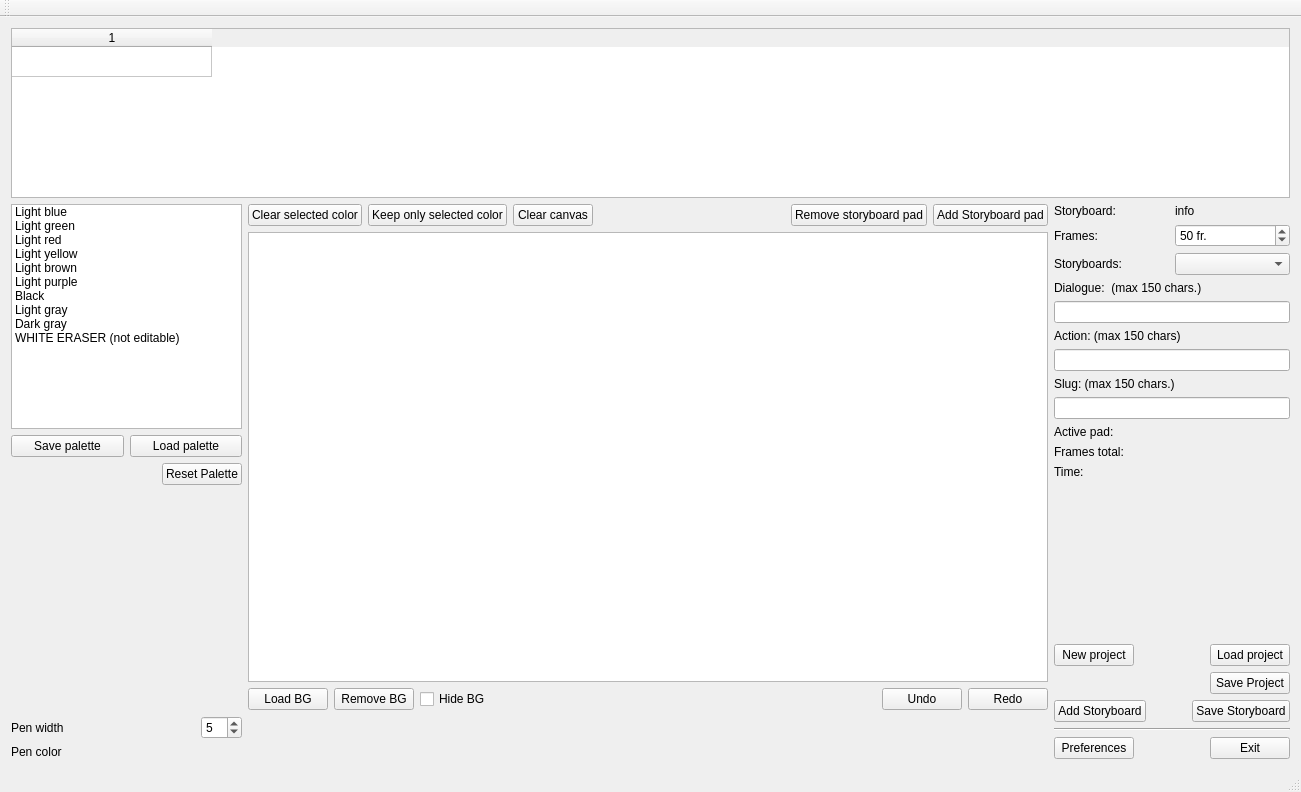
Qt form mainwindow.ui (davidlamhauge/dastoryboard) before a commit.
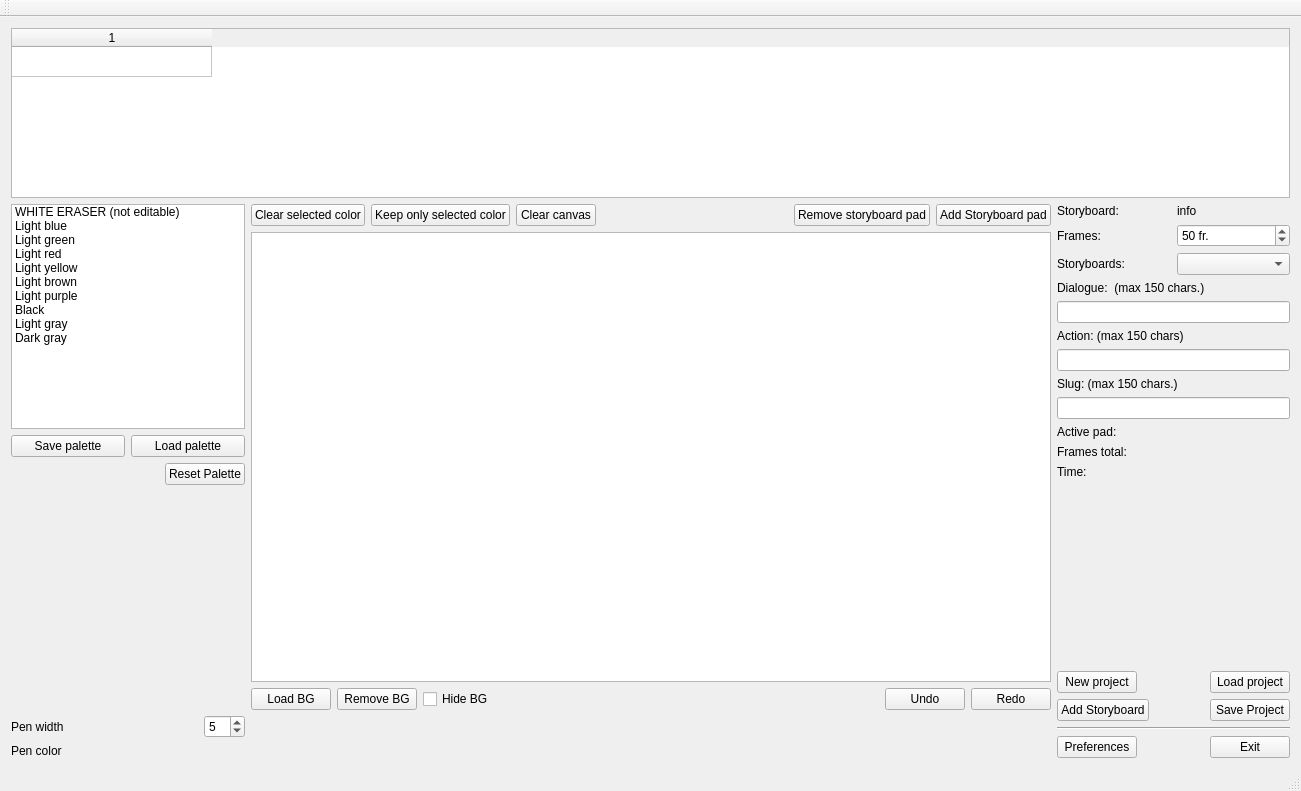
The same form after that commit. Icons and pictures are not drawn.

Commit message: Labels updtae. comments work. small refactoring

```diff
--- a/mainwindow.ui
+++ b/mainwindow.ui
@@ -7,7 +7,7 @@
     <x>0</x>
     <y>0</y>
     <width>1301</width>
-    <height>792</height>
+    <height>791</height>
    </rect>
   </property>
   <property name="sizePolicy">
@@ -115,6 +115,14 @@
           <property name="editTriggers">
            <set>QAbstractItemView::AnyKeyPressed|QAbstractItemView::DoubleClicked</set>
           </property>
+          <item>
+           <property name="text">
+            <string>WHITE ERASER (not editable)</string>
+           </property>
+           <property name="flags">
+            <set>ItemIsSelectable|ItemIsEditable|ItemIsEnabled</set>
+           </property>
+          </item>
           <item>
            <property name="text">
             <string>Light blue</string>
@@ -187,14 +195,6 @@
             <set>ItemIsSelectable|ItemIsEditable|ItemIsEnabled</set>
            </property>
           </item>
-          <item>
-           <property name="text">
-            <string>WHITE ERASER (not editable)</string>
-           </property>
-           <property name="flags">
-            <set>ItemIsSelectable|ItemIsEditable|ItemIsEnabled</set>
-           </property>
-          </item>
          </widget>
         </item>
         <item>
@@ -661,6 +661,13 @@
           </item>
           <item>
            <layout class="QHBoxLayout" name="horizontalLayout_5">
+            <item>
+             <widget class="QPushButton" name="btnAddStoryboard">
+              <property name="text">
+               <string>Add Storyboard</string>
+              </property>
+             </widget>
+            </item>
             <item>
              <spacer name="horizontalSpacer_2">
               <property name="orientation">
@@ -683,37 +690,6 @@
             </item>
            </layout>
           </item>
-          <item>
-           <layout class="QHBoxLayout" name="horizontalLayout_7">
-            <item>
-             <widget class="QPushButton" name="btnAddStoryboard">
-              <property name="text">
-               <string>Add Storyboard</string>
-              </property>
-             </widget>
-            </item>
-            <item>
-             <spacer name="horizontalSpacer_3">
-              <property name="orientation">
-               <enum>Qt::Horizontal</enum>
-              </property>
-              <property name="sizeHint" stdset="0">
-               <size>
-                <width>40</width>
-                <height>20</height>
-               </size>
-              </property>
-             </spacer>
-            </item>
-            <item>
-             <widget class="QPushButton" name="btnSaveStoryboard">
-              <property name="text">
-               <string>Save Storyboard</string>
-              </property>
-             </widget>
-            </item>
-           </layout>
-          </item>
           <item>
            <widget class="Line" name="line">
             <property name="orientation">
```
Left out of the diff: 11 changed lines with no effect on the pictures. The commit also changes 7 other files.
